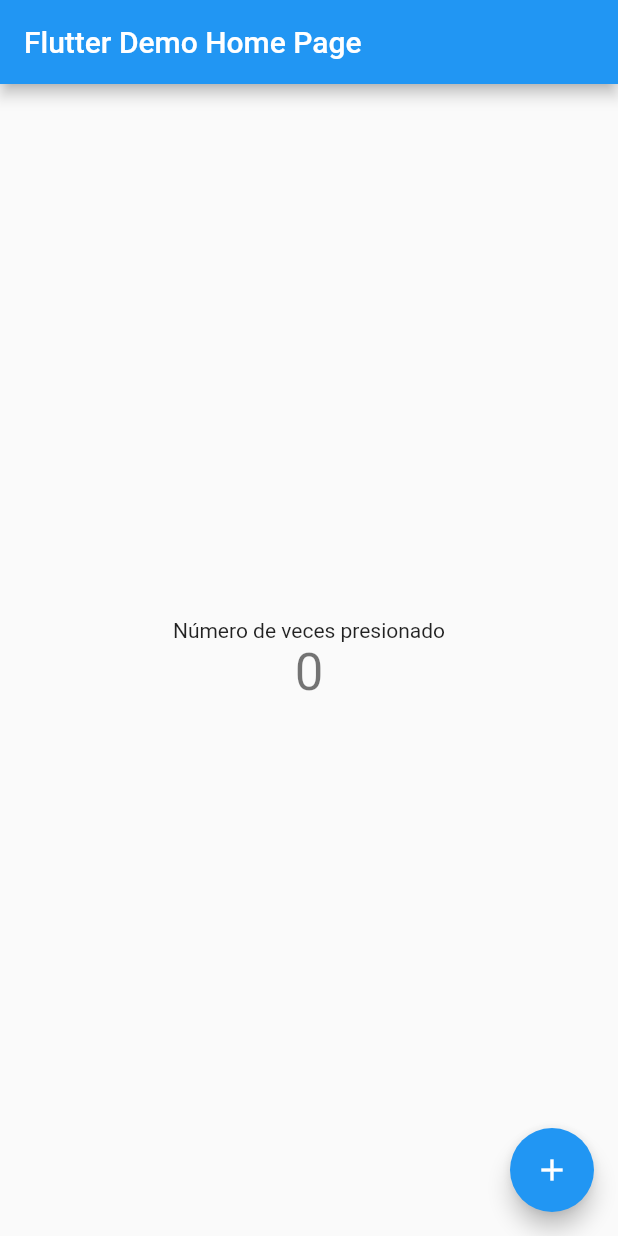
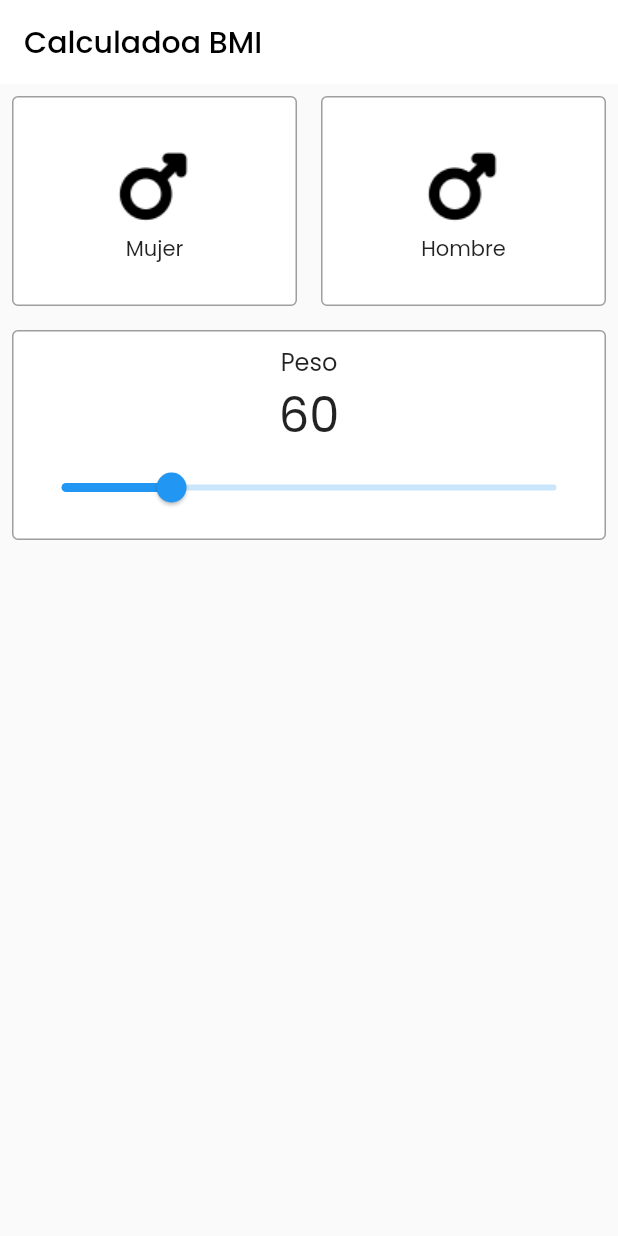
Before and after one commit to PVBLITO111/codigo4_bmi, a Flutter app: the screen it shows after launch, on a phone screen of 412 x 824 dp. Run offline on Flutter 3.47's test engine with Material 2 defaults, Android fonts, the phone set to English and light mode, and no system bars.

Commit message:
Clase Viernes 20 de Enero

```diff
--- a/lib/main.dart
+++ b/lib/main.dart
@@ -1,3 +1,4 @@
+import 'package:codigo4_bmi/my_home_page.dart';
 import 'package:flutter/material.dart';
 
 void main() {
@@ -12,104 +13,8 @@ class MyApp extends StatelessWidget {
   Widget build(BuildContext context) {
     return MaterialApp(
       title: 'Flutter Demo',
-      theme: ThemeData(
-        // This is the theme of your application.
-        //
-        // Try running your application with "flutter run". You'll see the
-        // application has a blue toolbar. Then, without quitting the app, try
-        // changing the primarySwatch below to Colors.green and then invoke
-        // "hot reload" (press "r" in the console where you ran "flutter run",
-        // or simply save your changes to "hot reload" in a Flutter IDE).
-        // Notice that the counter didn't reset back to zero; the application
-        // is not restarted.
-        primarySwatch: Colors.blue,
-      ),
-      home: const MyHomePage(title: 'Flutter Demo Home Page'),
+      theme: ThemeData(primarySwatch: Colors.blue, fontFamily: "Poppins"),
+      home: const MyHomePage(),
     );
   }
 }
-
-class MyHomePage extends StatefulWidget {
-  const MyHomePage({super.key, required this.title});
-
-  // This widget is the home page of your application. It is stateful, meaning
-  // that it has a State object (defined below) that contains fields that affect
-  // how it looks.
-
-  // This class is the configuration for the state. It holds the values (in this
-  // case the title) provided by the parent (in this case the App widget) and
-  // used by the build method of the State. Fields in a Widget subclass are
-  // always marked "final".
-
-  final String title;
-
-  @override
-  State<MyHomePage> createState() => _MyHomePageState();
-}
-
-class _MyHomePageState extends State<MyHomePage> {
-  int _counter = 0;
-
-  void _incrementCounter() {
-    setState(() {
-      // This call to setState tells the Flutter framework that something has
-      // changed in this State, which causes it to rerun the build method below
-      // so that the display can reflect the updated values. If we changed
-      // _counter without calling setState(), then the build method would not be
-      // called again, and so nothing would appear to happen.
-      _counter++;
-    });
-  }
-
-  @override
-  Widget build(BuildContext context) {
-    // This method is rerun every time setState is called, for instance as done
-    // by the _incrementCounter method above.
-    //
-    // The Flutter framework has been optimized to make rerunning build methods
-    // fast, so that you can just rebuild anything that needs updating rather
-    // than having to individually change instances of widgets.
-    return Scaffold(
-      appBar: AppBar(
-        // Here we take the value from the MyHomePage object that was created by
-        // the App.build method, and use it to set our appbar title.
-        title: Text(widget.title),
-      ),
-      body: Center(
-        // Center is a layout widget. It takes a single child and positions it
-        // in the middle of the parent.
-        child: Column(
-          // Column is also a layout widget. It takes a list of children and
-          // arranges them vertically. By default, it sizes itself to fit its
-          // children horizontally, and tries to be as tall as its parent.
-          //
-          // Invoke "debug painting" (press "p" in the console, choose the
-          // "Toggle Debug Paint" action from the Flutter Inspector in Android
-          // Studio, or the "Toggle Debug Paint" command in Visual Studio Code)
-          // to see the wireframe for each widget.
-          //
-          // Column has various properties to control how it sizes itself and
-          // how it positions its children. Here we use mainAxisAlignment to
-          // center the children vertically; the main axis here is the vertical
-          // axis because Columns are vertical (the cross axis would be
-          // horizontal).
-          mainAxisAlignment: MainAxisAlignment.center,
-          children: <Widget>[
-            const Text(
-              'Número de veces presionado',
-            ),
-            Text(
-              '$_counter',
-              style: Theme.of(context).textTheme.headlineMedium,
-            ),
-          ],
-        ),
-      ),
-      floatingActionButton: FloatingActionButton(
-        onPressed: _incrementCounter,
-        tooltip: 'Increment',
-        child: const Icon(Icons.add),
-      ), // This trailing comma makes auto-formatting nicer for build methods.
-    );
-  }
-}
--- /dev/null
+++ b/lib/my_home_page.dart
@@ -0,0 +1,62 @@
+import 'package:codigo4_bmi/widgets/custom_card.dart';
+import 'package:flutter/material.dart';
+
+class MyHomePage extends StatelessWidget {
+  const MyHomePage({super.key});
+
+  @override
+  Widget build(BuildContext context) {
+    return Scaffold(
+        appBar: AppBar(
+          elevation: 0,
+          backgroundColor: Colors.white,
+          title: const Text(
+            'Calculadoa BMI',
+            style: TextStyle(color: Colors.black),
+          ),
+        ),
+        body: Column(
+          children: [
+            Row(children: [
+              Expanded(
+                child: CustomCard(
+                  child: Column(
+                    mainAxisAlignment: MainAxisAlignment.center,
+                    children: [
+                      Image.asset('images/male.png'),
+                      const Text('Mujer'),
+                    ],
+                  ),
+                ),
+              ),
+              Expanded(
+                child: CustomCard(
+                  child: Column(
+                    mainAxisAlignment: MainAxisAlignment.center,
+                    children: [
+                      Image.asset('images/male.png'),
+                      const Text('Hombre'),
+                    ],
+                  ),
+                ),
+              ),
+            ]),
+            CustomCard(
+                child: Padding(
+              padding: const EdgeInsets.all(8.0),
+              child: Column(children: [
+                const Text(
+                  'Peso',
+                  style: TextStyle(fontSize: 16),
+                ),
+                const Text(
+                  '60',
+                  style: TextStyle(fontSize: 32),
+                ),
+                Slider(min: 20, max: 200, value: 60, onChanged: (_) {})
+              ]),
+            ))
+          ],
+        ));
+  }
+}
--- /dev/null
+++ b/lib/widgets/custom_card.dart
@@ -0,0 +1,24 @@
+import 'package:flutter/material.dart';
+
+class CustomCard extends StatelessWidget {
+  final Widget child;
+  const CustomCard({super.key, required this.child});
+
+  @override
+  Widget build(BuildContext context) {
+    return Padding(
+      padding: const EdgeInsets.all(8.0),
+      child: Container(
+        height: 140,
+        decoration: BoxDecoration(
+          border: Border.all(
+            color: Colors.grey,
+          ),
+          borderRadius: const BorderRadius.all(Radius.circular(4)),
+          color: Colors.white,
+        ),
+        child: child,
+      ),
+    );
+  }
+}
```
Also changed, not shown: pubspec.yaml (+13 -14 lines), Fonts/Poppins-Bold.ttf (added), Fonts/Poppins-Regular.ttf (added), images/female.png (added), images/male.png (added).
